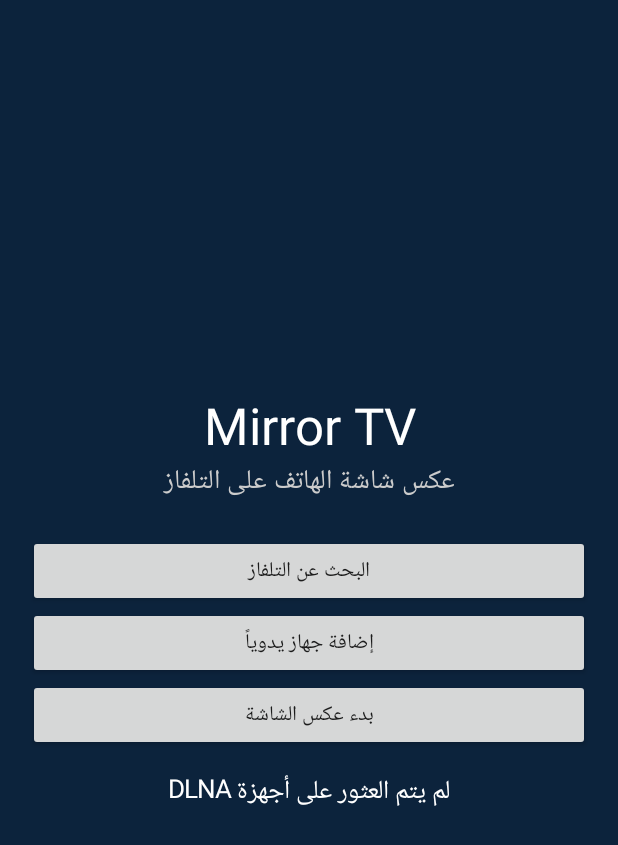
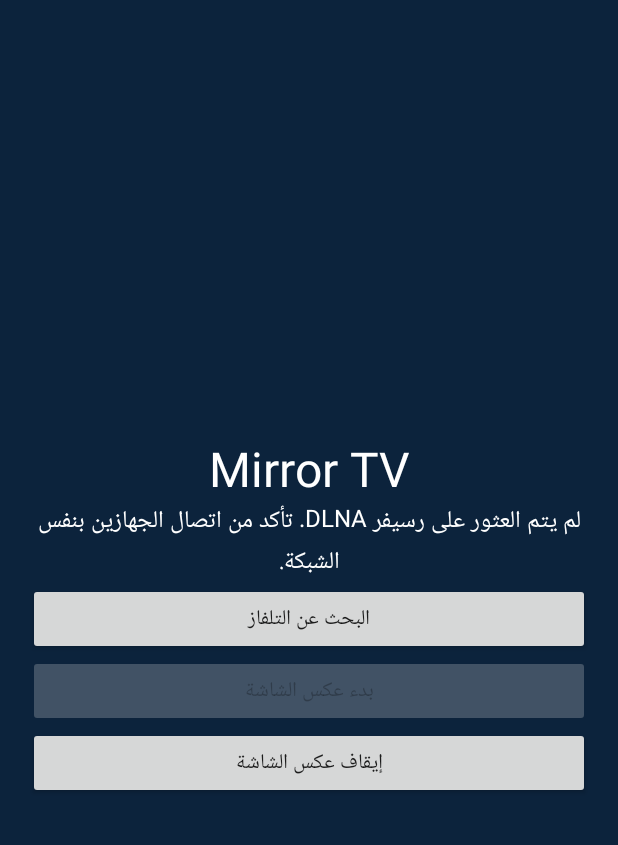
Before and after one commit to asmh72414/Mirror-TV, an Android app: the screen it shows after launch (MainActivity), after a tap on "البحث عن التلفاز", on a phone screen of 412 x 824 dp. Shown: the top 845 px of the screen. Run offline under Robolectric (Android 15) with nearby library versions, the phone set to English and light mode, and no system bars.

Commit message:
Update MainActivity.kt

```diff
--- a/app/src/main/java/com/mirrortv/app/MainActivity.kt
+++ b/app/src/main/java/com/mirrortv/app/MainActivity.kt
@@ -1,260 +1,189 @@
-
 package com.mirrortv.app
 
 import android.app.Activity
+import android.app.AlertDialog
+import android.content.Intent
+import android.media.projection.MediaProjectionManager
+import android.net.wifi.WifiManager
 import android.os.Bundle
-import android.graphics.Color
 import android.view.Gravity
-import android.widget.*
-import android.app.AlertDialog
-import android.net.wifi.WifiManager
+import android.widget.Button
+import android.widget.LinearLayout
+import android.widget.TextView
+import java.net.DatagramPacket
 import java.net.DatagramSocket
-import java.net.DatagramPacket
 import java.net.InetAddress
 import java.net.SocketTimeoutException
 
 class MainActivity : Activity() {
 
     private lateinit var status: TextView
-    private lateinit var results: TextView
     private lateinit var searchButton: Button
+    private lateinit var mirrorButton: Button
+    private lateinit var stopButton: Button
+    private var selectedLocation: String? = null
+    private lateinit var projectionManager: MediaProjectionManager
+
+    data class DlnaDevice(val location: String, val ip: String)
 
     override fun onCreate(savedInstanceState: Bundle?) {
         super.onCreate(savedInstanceState)
+        projectionManager = getSystemService(MEDIA_PROJECTION_SERVICE) as MediaProjectionManager
 
-        val layout = LinearLayout(this)
-        layout.orientation = LinearLayout.VERTICAL
-        layout.gravity = Gravity.CENTER
-        layout.setPadding(28, 35, 28, 35)
-        layout.setBackgroundColor(Color.rgb(12, 35, 60))
-
-        val title = TextView(this)
-        title.text = "Mirror TV"
-        title.textSize = 34f
-        title.setTextColor(Color.WHITE)
-        title.gravity = Gravity.CENTER
-
-        val subtitle = TextView(this)
-        subtitle.text = "عكس شاشة الهاتف على التلفاز"
-        subtitle.textSize = 18f
-        subtitle.setTextColor(Color.LTGRAY)
-        subtitle.gravity = Gravity.CENTER
-
-        searchButton = Button(this)
-        searchButton.text = "البحث عن التلفاز"
-
-        val manualButton = Button(this)
-        manualButton.text = "إضافة جهاز يدوياً"
-
-        val mirrorButton = Button(this)
-        mirrorButton.text = "بدء عكس الشاشة"
-
-        status = TextView(this)
-        status.text = "اختر طريقة الاتصال بالتلفاز"
-        status.textSize = 17f
-        status.setTextColor(Color.WHITE)
-        status.gravity = Gravity.CENTER
-
-        results = TextView(this)
-        results.textSize = 15f
-        results.setTextColor(Color.WHITE)
-        results.gravity = Gravity.CENTER
-
-        val scroll = ScrollView(this)
-        scroll.addView(results)
-
-        searchButton.setOnClickListener {
-            searchButton.isEnabled = false
-            status.text = "جارٍ البحث عن أجهزة DLNA..."
-            results.text = ""
-
-            Thread {
-                val found = discoverDevices()
-
-                runOnUiThread {
-                    searchButton.isEnabled = true
-
-                    if (found.isEmpty()) {
-                        status.text = "لم يتم العثور على أجهزة DLNA"
-                    } else {
-                        status.text = "الأجهزة التي تم العثور عليها:"
-                        results.text = found.joinToString("\n\n")
-                    }
-                }
-            }.start()
+        val layout = LinearLayout(this).apply {
+            orientation = LinearLayout.VERTICAL
+            gravity = Gravity.CENTER
+            setPadding(28, 40, 28, 40)
+            setBackgroundColor(0xFF0C233C.toInt())
         }
 
-        manualButton.setOnClickListener {
-            val input = EditText(this)
-            input.hint = "مثال: 192.168.1.100"
-
-            AlertDialog.Builder(this)
-                .setTitle("إضافة جهاز يدوياً")
-                .setMessage("أدخل عنوان IP للتلفاز")
-                .setView(input)
-                .setPositiveButton("إضافة") { _, _ ->
-                    val ip = input.text.toString().trim()
-
-                    if (isValidIp(ip)) {
-                        status.text = "تمت إضافة العنوان"
-                        results.text =
-                            "عنوان الجهاز: $ip\nلم يتم الاتصال به بعد."
-                    } else {
-                        status.text = "عنوان IP غير صحيح"
-                    }
-                }
-                .setNegativeButton("إلغاء", null)
-                .show()
+        val title = TextView(this).apply {
+            text = "Mirror TV"
+            textSize = 32f
+            setTextColor(0xFFFFFFFF.toInt())
+            gravity = Gravity.CENTER
         }
 
-        mirrorButton.setOnClickListener {
-            AlertDialog.Builder(this)
-                .setTitle("عكس الشاشة")
-                .setMessage(
-                    "عكس الشاشة يحتاج إلى جهاز استقبال متوافق."
-                )
-                .setPositiveButton("حسناً", null)
-                .show()
+        status = TextView(this).apply {
+            text = "اتصل الهاتف والرسيفر بنفس شبكة Wi-Fi أو بنقطة اتصال الهاتف"
+            textSize = 16f
+            setTextColor(0xFFFFFFFF.toInt())
+            gravity = Gravity.CENTER
+        }
+
+        searchButton = Button(this).apply {
+            text = "البحث عن التلفاز"
+            setOnClickListener { searchForTv() }
+        }
+
+        mirrorButton = Button(this).apply {
+            text = "بدء عكس الشاشة"
+            isEnabled = false
+            setOnClickListener {
+                if (selectedLocation != null) {
+                    @Suppress("DEPRECATION")
+                    startActivityForResult(projectionManager.createScreenCaptureIntent(), REQUEST_CAPTURE)
+                }
+            }
+        }
+
+        stopButton = Button(this).apply {
+            text = "إيقاف عكس الشاشة"
+            setOnClickListener {
+                stopService(Intent(this@MainActivity, MirroringService::class.java))
+                status.text = "تم إيقاف العكس"
+            }
         }
 
         layout.addView(title)
-        layout.addView(subtitle)
-        addSpace(layout, 30)
+        layout.addView(status)
         layout.addView(searchButton)
-        layout.addView(manualButton)
         layout.addView(mirrorButton)
-        addSpace(layout, 20)
-        layout.addView(status)
-        layout.addView(scroll)
-
+        layout.addView(stopButton)
         setContentView(layout)
     }
 
-    private fun addSpace(layout: LinearLayout, height: Int) {
-        val space = TextView(this)
-        layout.addView(
-            space,
-            LinearLayout.LayoutParams(1, height)
-        )
+    private fun searchForTv() {
+        searchButton.isEnabled = false
+        mirrorButton.isEnabled = false
+        selectedLocation = null
+        status.text = "جارٍ البحث عن رسيفر DLNA..."
+
+        Thread {
+            val devices = discoverRenderers()
+            runOnUiThread {
+                searchButton.isEnabled = true
+                if (devices.isEmpty()) {
+                    status.text = "لم يتم العثور على رسيفر DLNA. تأكد من اتصال الجهازين بنفس الشبكة."
+                } else {
+                    val labels = devices.map { "رسيفر DLNA — ${it.ip}" }.toTypedArray()
+                    AlertDialog.Builder(this)
+                        .setTitle("اختر الرسيفر")
+                        .setItems(labels) { _, index ->
+                            selectedLocation = devices[index].location
+                            mirrorButton.isEnabled = true
+                            status.text = "تم اختيار الرسيفر: ${devices[index].ip}. اضغط بدء عكس الشاشة."
+                        }
+                        .setNegativeButton("إلغاء", null)
+                        .show()
+                }
+            }
+        }.start()
     }
 
-    private fun isValidIp(ip: String): Boolean {
-        val parts = ip.split(".")
-        if (parts.size != 4) return false
-
-        return parts.all {
-            val number = it.toIntOrNull()
-            number != null && number in 0..255
-        }
-    }
-
-    private fun discoverDevices(): List<String> {
-        val found = LinkedHashMap<String, String>()
-
-        val wifi = applicationContext
-            .getSystemService(WIFI_SERVICE) as WifiManager
-
-        val lock = wifi.createMulticastLock("MirrorTVLock")
+    private fun discoverRenderers(): List<DlnaDevice> {
+        val found = LinkedHashMap<String, DlnaDevice>()
+        val wifi = applicationContext.getSystemService(WIFI_SERVICE) as WifiManager
+        val lock = wifi.createMulticastLock("MirrorTVDiscovery")
         lock.setReferenceCounted(false)
-
         var socket: DatagramSocket? = null
 
         try {
             lock.acquire()
-
-            socket = DatagramSocket()
-            socket.soTimeout = 500
-
-            val address =
-                InetAddress.getByName("239.255.255.250")
-
+            socket = DatagramSocket().apply { soTimeout = 500 }
+            val multicast = InetAddress.getByName("239.255.255.250")
             val targets = listOf(
-                "ssdp:all",
-                "upnp:rootdevice",
-                "urn:schemas-upnp-org:device:MediaRenderer:1"
+                "urn:schemas-upnp-org:device:MediaRenderer:1",
+                "urn:schemas-upnp-org:service:AVTransport:1",
+                "upnp:rootdevice"
             )
-
             for (target in targets) {
-                val message =
-                    "M-SEARCH * HTTP/1.1\r\n" +
+                val message = "M-SEARCH * HTTP/1.1\r\n" +
                     "HOST: 239.255.255.250:1900\r\n" +
                     "MAN: \"ssdp:discover\"\r\n" +
                     "MX: 2\r\n" +
                     "ST: $target\r\n\r\n"
-
-                val data = message.toByteArray()
-
-                val packet = DatagramPacket(
-                    data,
-                    data.size,
-                    address,
-                    1900
-                )
-
-                socket.send(packet)
+                val bytes = message.toByteArray(Charsets.UTF_8)
+                socket.send(DatagramPacket(bytes, bytes.size, multicast, 1900))
             }
 
-            val endTime =
-                System.currentTimeMillis() + 8000
-
-            while (System.currentTimeMillis() < endTime) {
+            val deadline = System.currentTimeMillis() + 6000L
+            while (System.currentTimeMillis() < deadline) {
                 try {
                     val buffer = ByteArray(4096)
-                    val response = DatagramPacket(
-                        buffer,
-                        buffer.size
-                    )
-
-                    socket.receive(response)
-
-                    val text = String(
-                        response.data,
-                        0,
-                        response.length
-                    )
-
-                    fun header(name: String): String? {
-                        return text.lineSequence()
-                            .firstOrNull {
-                                it.startsWith(
-                                    "$name:",
-                                    ignoreCase = true
-                                )
-                            }
-                            ?.substringAfter(":")
-                            ?.trim()
+                    val packet = DatagramPacket(buffer, buffer.size)
+                    socket.receive(packet)
+                    val response = String(packet.data, 0, packet.length, Charsets.UTF_8)
+                    val location = response.lineSequence()
+                        .firstOrNull { it.startsWith("LOCATION:", true) }
+                        ?.substringAfter(":")?.trim()
+                    if (!location.isNullOrBlank()) {
+                        val ip = packet.address.hostAddress ?: "غير معروف"
+                        found[location] = DlnaDevice(location, ip)
                     }
-
-                    val location = header("LOCATION")
-                    val server = header("SERVER")
-                    val st = header("ST")
-                    val usn = header("USN")
-                    val ip =
-                        response.address.hostAddress ?: "غير معروف"
-
-                    val key = location ?: usn ?: ip
-
-                    found[key] =
-                        "معلومات الجهاز: ${server ?: "DLNA / UPnP"}\n" +
-                        "عنوان الشبكة: $ip\n" +
-                        "نوع الجهاز: ${st ?: "غير محدد"}\n" +
-                        "العنوان: ${location ?: "غير متوفر"}"
-
                 } catch (_: SocketTimeoutException) {
-                    // استمرار البحث
+                    // Keep listening until the discovery window ends.
                 }
             }
-
         } catch (_: Exception) {
-            // فشل البحث
+            // The UI reports that no renderer was found.
         } finally {
             socket?.close()
+            if (lock.isHeld) lock.release()
+        }
+        return found.values.toList()
+    }
 
-            if (lock.isHeld) {
-                lock.release()
+    @Deprecated("Deprecated by Android; retained for compatibility with the project's current setup")
+    override fun onActivityResult(requestCode: Int, resultCode: Int, data: Intent?) {
+        super.onActivityResult(requestCode, resultCode, data)
+        if (requestCode == REQUEST_CAPTURE) {
+            if (resultCode == RESULT_OK && data != null && selectedLocation != null) {
+                val serviceIntent = Intent(this, MirroringService::class.java).apply {
+                    putExtra(MirroringService.EXTRA_RESULT_CODE, resultCode)
+                    putExtra(MirroringService.EXTRA_RESULT_DATA, data)
+                    putExtra(MirroringService.EXTRA_DEVICE_LOCATION, selectedLocation)
+                }
+                if (android.os.Build.VERSION.SDK_INT >= 26) startForegroundService(serviceIntent)
+                else startService(serviceIntent)
+                status.text = "جارٍ تشغيل بث الشاشة إلى الرسيفر..."
+            } else {
+                status.text = "تم إلغاء إذن التقاط الشاشة"
             }
         }
+    }
 
-        return found.values.toList()
+    companion object {
+        private const val REQUEST_CAPTURE = 501
     }
 }
```
